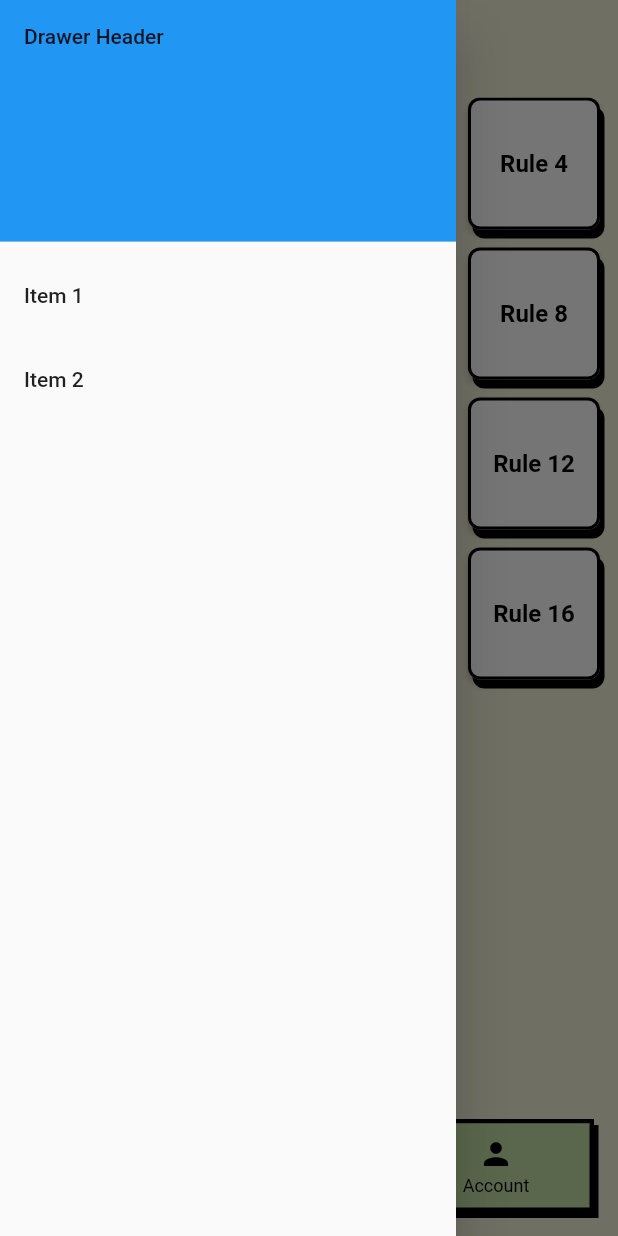
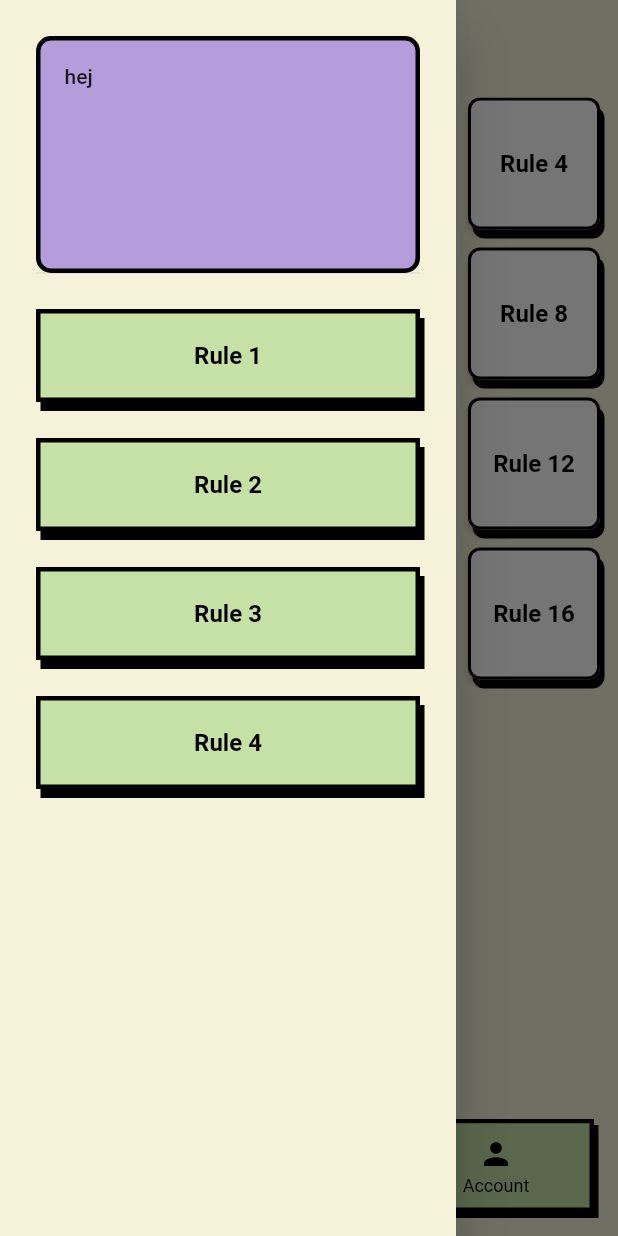
Before and after one commit to alice-ang/bingo, a Flutter app: the screen it shows after launch, with the side drawer open, on a phone screen of 412 x 824 dp. Run offline on Flutter 3.47's test engine with Material 2 defaults, Android fonts, the phone set to English and light mode, and no system bars.

Commit message:
drawer syule

```diff
--- a/lib/main.dart
+++ b/lib/main.dart
@@ -1,6 +1,7 @@
 import 'package:flutter/material.dart';
 import 'widgets/grid.dart' as grid;
 import 'package:bingo/widgets/neu_button.dart' as button;
+import 'widgets/styled_drawer.dart' as drawer;
 
 void main() {
   runApp(const MyApp());
@@ -96,33 +97,7 @@ class _MyHomePageState extends State<MyHomePage> {
       body: Center(
         child: _pages.elementAt(_selectedIndex),
       ),
-      drawer: Drawer(
-        child: ListView(
-          padding: EdgeInsets.zero,
-          children: [
-            const DrawerHeader(
-              decoration: BoxDecoration(
-                color: Colors.blue,
-              ),
-              child: Text('Drawer Header'),
-            ),
-            ListTile(
-              title: const Text('Item 1'),
-              onTap: () {
-                // Update the state of the app.
-                // ...
-              },
-            ),
-            ListTile(
-              title: const Text('Item 2'),
-              onTap: () {
-                // Update the state of the app.
-                // ...
-              },
-            ),
-          ],
-        ),
-      ),
+      drawer: drawer.StyledDrawer(),
       bottomNavigationBar: Container(
         margin: const EdgeInsets.only(left: 16, right: 16, bottom: 16),
         decoration: BoxDecoration(
--- /dev/null
+++ b/lib/widgets/styled_drawer.dart
@@ -0,0 +1,76 @@
+import 'package:flutter/material.dart';
+
+class StyledDrawer extends StatefulWidget {
+  StyledDrawer({Key? key}) : super(key: key);
+
+  @override
+  State<StyledDrawer> createState() => _DrawerState();
+}
+
+class _DrawerState extends State<StyledDrawer> {
+  @override
+  Widget build(BuildContext context) {
+    return Drawer(
+      backgroundColor: const Color(0xfff5f2d9),
+      child: Column(
+        verticalDirection: VerticalDirection.down,
+        mainAxisAlignment: MainAxisAlignment.spaceBetween,
+        children: [
+          SizedBox(
+            width: MediaQuery.of(context).size.width,
+            height: MediaQuery.of(context).size.width / 2,
+            child: DrawerHeader(
+                margin: const EdgeInsets.all(24),
+                decoration: BoxDecoration(
+                  color: Colors.deepPurple.shade200,
+                  borderRadius: const BorderRadius.all(
+                    Radius.circular(10),
+                  ),
+                  border: Border.all(color: Colors.black, width: 3),
+                ),
+                child: const Text('hej')),
+          ),
+          Expanded(
+            child: SizedBox(
+              height: MediaQuery.of(context).size.height,
+              child: ListView(
+                  padding: const EdgeInsets.only(right: 24, left: 24),
+                  children: List.generate(
+                    4,
+                    (int index) {
+                      return Container(
+                        margin: const EdgeInsets.only(bottom: 24),
+                        decoration: BoxDecoration(
+                            color: Colors.lightGreen.shade200,
+                            borderRadius: const BorderRadius.all(
+                              Radius.circular(0),
+                            ),
+                            border: Border.all(color: Colors.black, width: 3),
+                            boxShadow: const [
+                              BoxShadow(
+                                spreadRadius: 0,
+                                blurRadius: 0,
+                                offset: Offset(3, 6),
+                              )
+                            ]),
+                        child: ListTile(
+                          style: ListTileStyle.list,
+                          title: Center(
+                              child: Text(
+                            'Rule ${index + 1}',
+                            style: const TextStyle(
+                                fontSize: 16,
+                                fontWeight: FontWeight.bold,
+                                color: Colors.black),
+                          )),
+                        ),
+                      );
+                    },
+                  )),
+            ),
+          )
+        ],
+      ),
+    );
+  }
+}
```
